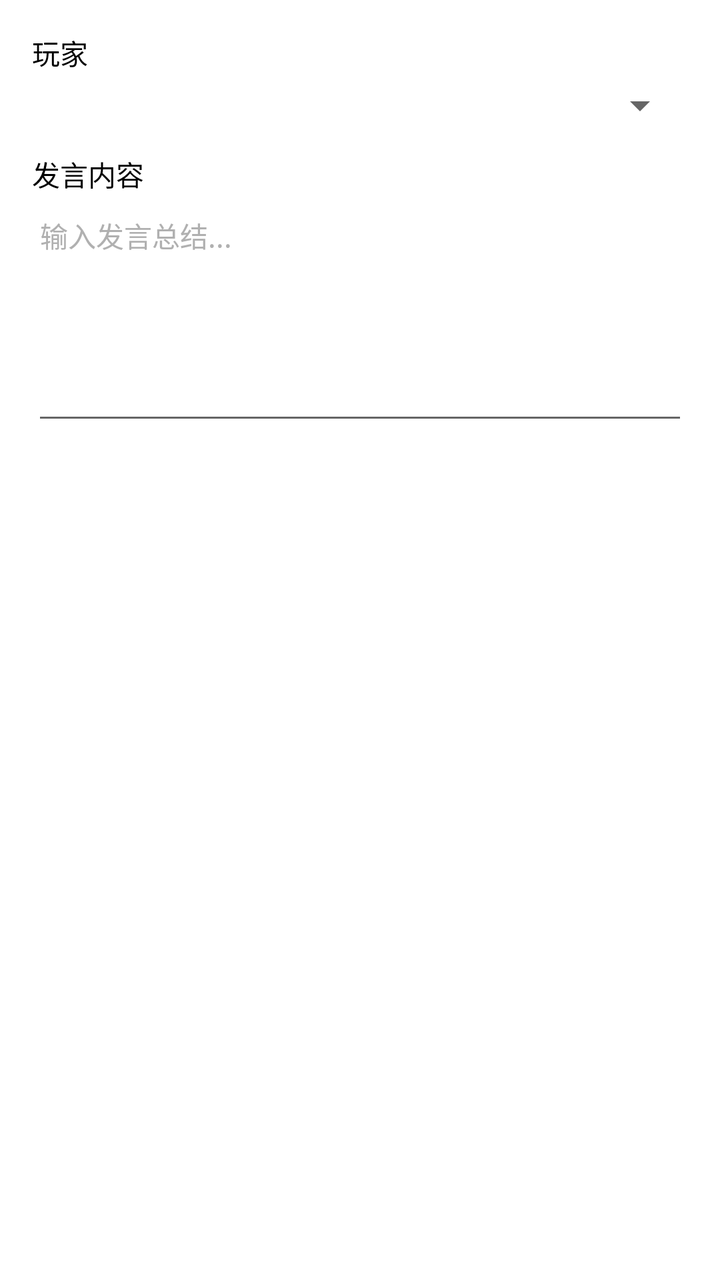
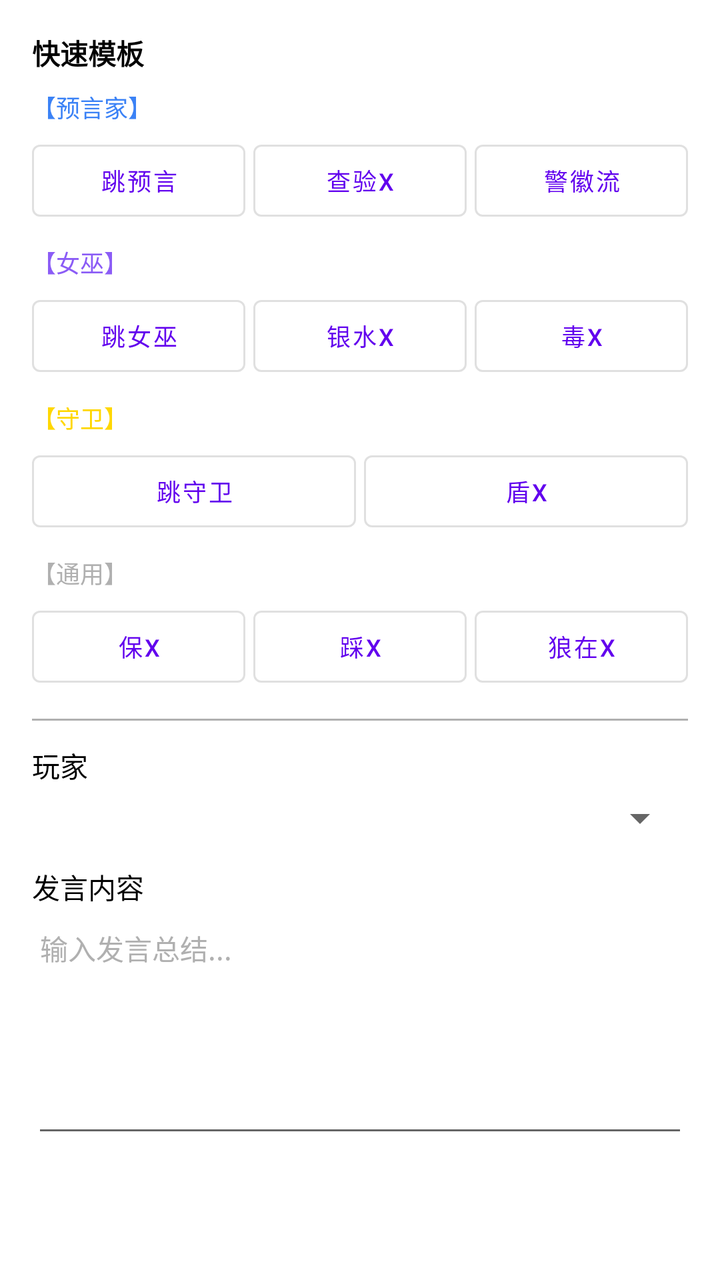

Before-and-after screenshots of an Android layout around one commit, followed by the original layout XML and the change that was made.
<!-- AndroidManifest.xml: application theme Theme.VoiceWolf -->
<!-- res/layout/dialog_add_speech.xml -->
<?xml version="1.0" encoding="utf-8"?>
<LinearLayout xmlns:android="http://schemas.android.com/apk/res/android"
    android:layout_width="match_parent"
    android:layout_height="wrap_content"
    android:orientation="vertical"
    android:padding="16dp">

    <TextView
        android:layout_width="wrap_content"
        android:layout_height="wrap_content"
        android:text="玩家"
        android:textColor="?attr/colorOnSurface"
        android:textSize="14sp" />

    <Spinner
        android:id="@+id/spinnerPlayer"
        android:layout_width="match_parent"
        android:layout_height="wrap_content"
        android:layout_marginTop="4dp" />

    <TextView
        android:layout_width="wrap_content"
        android:layout_height="wrap_content"
        android:layout_marginTop="12dp"
        android:text="发言内容"
        android:textColor="?attr/colorOnSurface"
        android:textSize="14sp" />

    <EditText
        android:id="@+id/editContent"
        android:layout_width="match_parent"
        android:layout_height="120dp"
        android:gravity="top|start"
        android:hint="输入发言总结..."
        android:inputType="textMultiLine"
        android:textColor="?attr/colorOnSurface"
        android:textColorHint="@color/gray_light"
        android:textSize="14sp" />

</LinearLayout>
<!-- resources referenced by this layout -->
<resources>
  <color name="gray_light">#FFB0B0B0</color>
  <style name="Theme.VoiceWolf" parent="Theme.MaterialComponents.DayNight.NoActionBar">
          
          <item name="colorPrimary">@color/purple_500</item>
          <item name="colorPrimaryVariant">@color/purple_700</item>
          <item name="colorOnPrimary">@color/white</item>
          
          <item name="colorSecondary">@color/teal_200</item>
          <item name="colorSecondaryVariant">@color/teal_700</item>
          <item name="colorOnSecondary">@color/black</item>
          
          <item name="android:statusBarColor">?attr/colorPrimaryVariant</item>
      </style>
  <color name="purple_500">#FF6200EE</color>
  <color name="purple_700">#FF3700B3</color>
  <color name="white">#FFFFFFFF</color>
  <color name="teal_200">#FF03DAC5</color>
  <color name="teal_700">#FF018786</color>
  <color name="black">#FF000000</color>
</resources>

<!-- the commit's change to res/layout/dialog_add_speech.xml (unified diff, before → after) -->
@@ -1,13 +1,202 @@
 <?xml version="1.0" encoding="utf-8"?>
 <LinearLayout xmlns:android="http://schemas.android.com/apk/res/android"
+    xmlns:app="http://schemas.android.com/apk/res-auto"
     android:layout_width="match_parent"
     android:layout_height="wrap_content"
     android:orientation="vertical"
     android:padding="16dp">
 
-    <TextView
-        android:layout_width="wrap_content"
-        android:layout_height="wrap_content"
+    
+    <TextView
+        android:layout_width="wrap_content"
+        android:layout_height="wrap_content"
+        android:text="快速模板"
+        android:textColor="?attr/colorOnSurface"
+        android:textSize="14sp"
+        android:textStyle="bold" />
+
+    
+    <TextView
+        android:layout_width="wrap_content"
+        android:layout_height="wrap_content"
+        android:layout_marginTop="8dp"
+        android:text="【预言家】"
+        android:textColor="@color/role_seer"
+        android:textSize="12sp" />
+
+    <LinearLayout
+        android:layout_width="match_parent"
+        android:layout_height="wrap_content"
+        android:layout_marginTop="4dp"
+        android:orientation="horizontal">
+
+        <com.google.android.material.button.MaterialButton
+            android:id="@+id/btnTemplateSeer"
+            style="@style/Widget.MaterialComponents.Button.OutlinedButton"
+            android:layout_width="0dp"
+            android:layout_height="wrap_content"
+            android:layout_marginEnd="4dp"
+            android:layout_weight="1"
+            android:text="跳预言"
+            android:textSize="12sp" />
+
+        <com.google.android.material.button.MaterialButton
+            android:id="@+id/btnTemplateCheck"
+            style="@style/Widget.MaterialComponents.Button.OutlinedButton"
+            android:layout_width="0dp"
+            android:layout_height="wrap_content"
+            android:layout_marginEnd="4dp"
+            android:layout_weight="1"
+            android:text="查验X"
+            android:textSize="12sp" />
+
+        <com.google.android.material.button.MaterialButton
+            android:id="@+id/btnTemplateBadgeFlow"
+            style="@style/Widget.MaterialComponents.Button.OutlinedButton"
+            android:layout_width="0dp"
+            android:layout_height="wrap_content"
+            android:layout_weight="1"
+            android:text="警徽流"
+            android:textSize="12sp" />
+    </LinearLayout>
+
+    
+    <TextView
+        android:layout_width="wrap_content"
+        android:layout_height="wrap_content"
+        android:layout_marginTop="8dp"
+        android:text="【女巫】"
+        android:textColor="@color/role_witch"
+        android:textSize="12sp" />
+
+    <LinearLayout
+        android:layout_width="match_parent"
+        android:layout_height="wrap_content"
+        android:layout_marginTop="4dp"
+        android:orientation="horizontal">
+
+        <com.google.android.material.button.MaterialButton
+            android:id="@+id/btnTemplateWitch"
+            style="@style/Widget.MaterialComponents.Button.OutlinedButton"
+            android:layout_width="0dp"
+            android:layout_height="wrap_content"
+            android:layout_marginEnd="4dp"
+            android:layout_weight="1"
+            android:text="跳女巫"
+            android:textSize="12sp" />
+
+        <com.google.android.material.button.MaterialButton
+            android:id="@+id/btnTemplateSilver"
+            style="@style/Widget.MaterialComponents.Button.OutlinedButton"
+            android:layout_width="0dp"
+            android:layout_height="wrap_content"
+            android:layout_marginEnd="4dp"
+            android:layout_weight="1"
+            android:text="银水X"
+            android:textSize="12sp" />
+
+        <com.google.android.material.button.MaterialButton
+            android:id="@+id/btnTemplatePoison"
+            style="@style/Widget.MaterialComponents.Button.OutlinedButton"
+            android:layout_width="0dp"
+            android:layout_height="wrap_content"
+            android:layout_weight="1"
+            android:text="毒X"
+            android:textSize="12sp" />
+    </LinearLayout>
+
+    
+    <TextView
+        android:layout_width="wrap_content"
+        android:layout_height="wrap_content"
+        android:layout_marginTop="8dp"
+        android:text="【守卫】"
+        android:textColor="@color/role_guard"
+        android:textSize="12sp" />
+
+    <LinearLayout
+        android:layout_width="match_parent"
+        android:layout_height="wrap_content"
+        android:layout_marginTop="4dp"
+        android:orientation="horizontal">
+
+        <com.google.android.material.button.MaterialButton
+            android:id="@+id/btnTemplateGuard"
+            style="@style/Widget.MaterialComponents.Button.OutlinedButton"
+            android:layout_width="0dp"
+            android:layout_height="wrap_content"
+            android:layout_marginEnd="4dp"
+            android:layout_weight="1"
+            android:text="跳守卫"
+            android:textSize="12sp" />
+
+        <com.google.android.material.button.MaterialButton
+            android:id="@+id/btnTemplateShield"
+            style="@style/Widget.MaterialComponents.Button.OutlinedButton"
+            android:layout_width="0dp"
+            android:layout_height="wrap_content"
+            android:layout_weight="1"
+            android:text="盾X"
+            android:textSize="12sp" />
+    </LinearLayout>
+
+    
+    <TextView
+        android:layout_width="wrap_content"
+        android:layout_height="wrap_content"
+        android:layout_marginTop="8dp"
+        android:text="【通用】"
+        android:textColor="@color/gray_light"
+        android:textSize="12sp" />
+
+    <LinearLayout
+        android:layout_width="match_parent"
+        android:layout_height="wrap_content"
+        android:layout_marginTop="4dp"
+        android:orientation="horizontal">
+
+        <com.google.android.material.button.MaterialButton
+            android:id="@+id/btnTemplateProtect"
+            style="@style/Widget.MaterialComponents.Button.OutlinedButton"
+            android:layout_width="0dp"
+            android:layout_height="wrap_content"
+            android:layout_marginEnd="4dp"
+            android:layout_weight="1"
+            android:text="保X"
+            android:textSize="12sp" />
+
+        <com.google.android.material.button.MaterialButton
+            android:id="@+id/btnTemplateAttack"
+            style="@style/Widget.MaterialComponents.Button.OutlinedButton"
+            android:layout_width="0dp"
+            android:layout_height="wrap_content"
+            android:layout_marginEnd="4dp"
+            android:layout_weight="1"
+            android:text="踩X"
+            android:textSize="12sp" />
+
+        <com.google.android.material.button.MaterialButton
+            android:id="@+id/btnTemplateWolfAt"
+            style="@style/Widget.MaterialComponents.Button.OutlinedButton"
+            android:layout_width="0dp"
+            android:layout_height="wrap_content"
+            android:layout_weight="1"
+            android:text="狼在X"
+            android:textSize="12sp" />
+    </LinearLayout>
+
+    
+    <View
+        android:layout_width="match_parent"
+        android:layout_height="1dp"
+        android:layout_marginTop="12dp"
+        android:background="@color/gray_light" />
+
+    
+    <TextView
+        android:layout_width="wrap_content"
+        android:layout_height="wrap_content"
+        android:layout_marginTop="12dp"
         android:text="玩家"
         android:textColor="?attr/colorOnSurface"
         android:textSize="14sp" />
@@ -18,6 +207,7 @@
         android:layout_height="wrap_content"
         android:layout_marginTop="4dp" />
 
+    
     <TextView
         android:layout_width="wrap_content"
         android:layout_height="wrap_content"
<!-- resource entries referenced after the edit -->
@@ -1,6 +1,9 @@
 <!-- resources referenced by this layout -->
 <resources>
   <color name="gray_light">#FFB0B0B0</color>
+  <color name="role_guard">#FFFFD700</color>
+  <color name="role_seer">#FF3B82F6</color>
+  <color name="role_witch">#FF8B5CF6</color>
   <style name="Theme.VoiceWolf" parent="Theme.MaterialComponents.DayNight.NoActionBar">
           
           <item name="colorPrimary">@color/purple_500</item>
